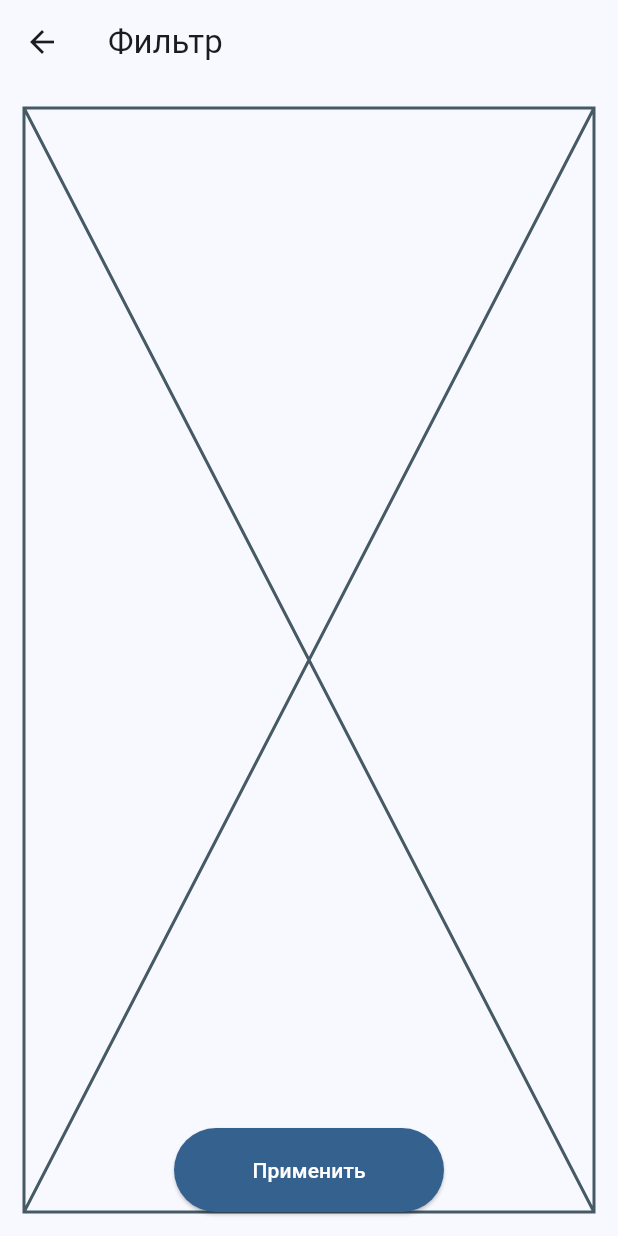
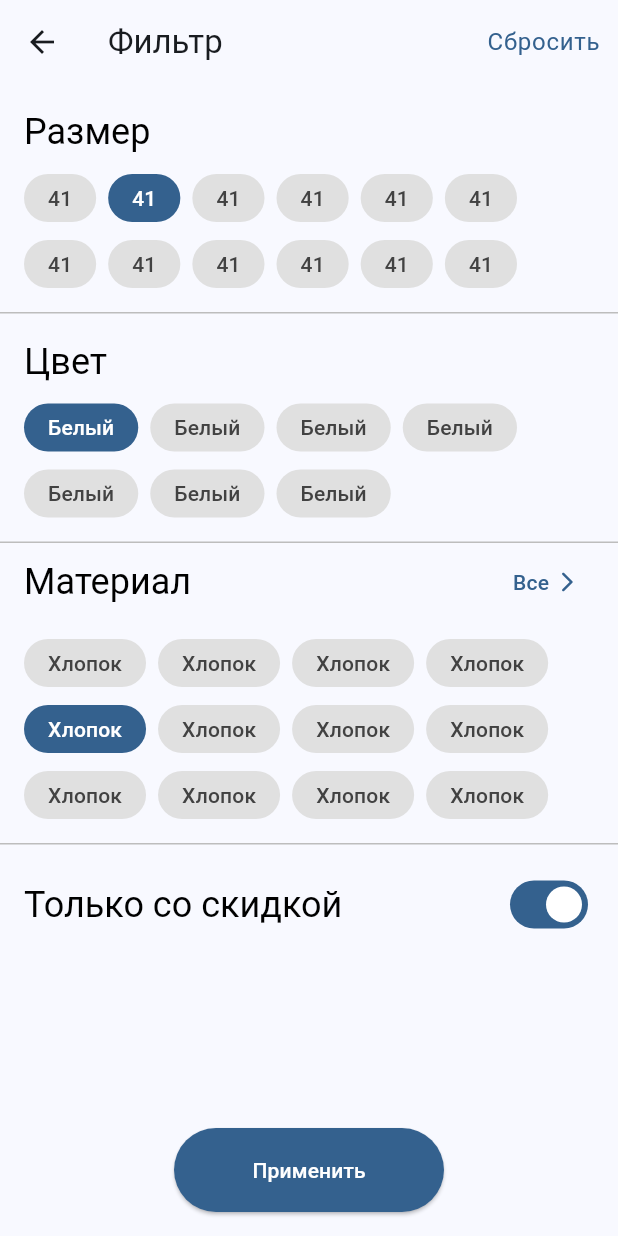
Before and after one commit to shizopudge/pretty-example, a Flutter app: the screen it shows after launch, after a tap on the "filter alt" icon, on a phone screen of 412 x 824 dp. Run offline on Flutter 3.47's test engine with Material 3 defaults, Android fonts, the light colour scheme and no system bars.

Commit message:
second commit

```diff
--- a/lib/features/catalog/presentation/pages/filter_page.dart
+++ b/lib/features/catalog/presentation/pages/filter_page.dart
@@ -18,8 +18,14 @@ class FilterPage extends StatelessWidget {
           scrolledUnderElevation: 8.0,
           shadowColor: Colors.black.withOpacity(.3),
           surfaceTintColor: Colors.transparent,
+          actions: [
+            FilterResetButton(onTap: _resetFilter),
+          ],
         ),
-        body: const FilterBody(),
+        body: FilterBody(
+          onAllMaterialsTap: _onAllMaterialsTap,
+          onOnlyWithDiscountChanged: _onOnlyWithDiscountChanged,
+        ),
         floatingActionButton: FilterApplyButton(
           onTap: () => _applyFilter(context),
         ),
@@ -28,4 +34,18 @@ class FilterPage extends StatelessWidget {
 
   /// Применяет фильтр
   void _applyFilter(BuildContext context) => Navigator.of(context).pop();
+
+  /// Сбрасывает фильтр
+  Future<void> _resetFilter() => Future<void>.value();
+
+  /// {@template on_all_materials_tap}
+  /// Обработчик нажатия н кнопку "Все" в секции "Материал"
+  /// {@endtemplate}
+  Future<void> _onAllMaterialsTap() => Future<void>.value();
+
+  /// {@template on_only_with_discount_changed}
+  /// Обрбаотчик на смену значения свитча "Только со скидкой"
+  /// {@endtemplate}
+  Future<void> _onOnlyWithDiscountChanged(bool isOnlyWithDiscount) =>
+      Future<void>.value();
 }
--- a/lib/features/catalog/presentation/widgets/filter_body.dart
+++ b/lib/features/catalog/presentation/widgets/filter_body.dart
@@ -1,12 +1,21 @@
 import 'package:flutter/material.dart';
+import 'package:pretty_example/features/catalog/presentation/widgets/widgets.dart';
 
 /// {@template filter_body}
 /// Тело экрана "Фильтр"
 /// {@endtemplate}
 @immutable
 class FilterBody extends StatelessWidget {
+  /// {@macro on_all_materials_tap}
+  final VoidCallback onAllMaterialsTap;
+
+  /// {@macro on_only_with_discount_changed}
+  final ValueChanged<bool> onOnlyWithDiscountChanged;
+
   /// {@macro filter_body}
   const FilterBody({
+    required this.onAllMaterialsTap,
+    required this.onOnlyWithDiscountChanged,
     Key? key,
   }) : super(key: key);
 
@@ -15,11 +24,62 @@ class FilterBody extends StatelessWidget {
         physics: const ClampingScrollPhysics(),
         slivers: [
           // Тело экрана
-          const SliverFillRemaining(
-            hasScrollBody: false,
+          SliverToBoxAdapter(
             child: Padding(
-              padding: EdgeInsets.all(16),
-              child: Placeholder(),
+              padding: const EdgeInsets.symmetric(vertical: 16),
+              child: Column(
+                crossAxisAlignment: CrossAxisAlignment.start,
+                children: [
+                  // Размер
+                  FilterSection(
+                    title: 'Размер',
+                    child: FilterWrap(
+                      itemCount: 12,
+                      itemBuilder: (context, index) => FilterCard(
+                        text: '41',
+                        isSelected: index == 1,
+                      ),
+                    ),
+                  ),
+
+                  // Разделитель
+                  const FilterDivider(
+                      padding: EdgeInsets.symmetric(vertical: 16)),
+
+                  // Цвет
+                  FilterSection(
+                    title: 'Цвет',
+                    child: FilterWrap(
+                      itemCount: 7,
+                      itemBuilder: (context, index) =>
+                          FilterCard(text: 'Белый', isSelected: index == 0),
+                    ),
+                  ),
+                  // Разделитель
+                  const FilterDivider(padding: EdgeInsets.only(top: 16)),
+
+                  // Материал
+                  FilterSection(
+                    title: 'Материал',
+                    onAllTap: () {},
+                    child: FilterWrap(
+                      itemCount: 12,
+                      itemBuilder: (context, index) => FilterCard(
+                        text: 'Хлопок',
+                        isSelected: index == 4,
+                      ),
+                    ),
+                  ),
+
+                  // Разделитель
+                  const FilterDivider(
+                      padding: EdgeInsets.symmetric(vertical: 16)),
+
+                  // Только со скидкой
+                  FilterOnlyWithDiscountSwitch(
+                      onChanged: onOnlyWithDiscountChanged, isEnabled: true),
+                ],
+              ),
             ),
           ),
 
--- /dev/null
+++ b/lib/features/catalog/presentation/widgets/filter_card.dart
@@ -0,0 +1,116 @@
+import 'package:flutter/material.dart';
+
+/// {@template filter_card}
+/// Карточка фильтра
+/// {@endtemplate}
+@immutable
+class FilterCard extends StatefulWidget {
+  /// Текст
+  final String text;
+
+  /// Если true, то карточка строится как выбранная
+  final bool isSelected;
+
+  /// {@macro filter_card}
+  const FilterCard({
+    required this.text,
+    required this.isSelected,
+    Key? key,
+  }) : super(key: key);
+
+  @override
+  State<FilterCard> createState() => _FilterCardState();
+}
+
+class _FilterCardState extends State<FilterCard>
+    with SingleTickerProviderStateMixin {
+  /// {@template animation_controller}
+  /// Контроллер анимации
+  /// {@endtemplate}
+  late final AnimationController _animationController;
+
+  /// {@template decoration_animation}
+  /// Анимация докерации
+  /// {@endtemplate}
+  late Animation<Decoration> _decorationAnimation;
+
+  /// {@template text_color_animation}
+  /// Анимация цвета текста
+  /// {@endtemplate}
+  late final Animation<Color?> _textColorAnimation;
+
+  @override
+  void initState() {
+    super.initState();
+    _animationController = AnimationController(
+      vsync: this,
+      value: widget.isSelected ? 1.0 : 0.0,
+      duration: Durations.short3,
+    );
+    _textColorAnimation =
+        ColorTween(begin: Colors.grey.shade800, end: Colors.white)
+            .animate(_animationController);
+  }
+
+  @override
+  void didChangeDependencies() {
+    super.didChangeDependencies();
+    _decorationAnimation = DecorationTween(
+      begin: _unselectedDecoration,
+      end: _selectedDecoration(context),
+    ).animate(_animationController);
+  }
+
+  @override
+  void didUpdateWidget(covariant FilterCard oldWidget) {
+    super.didUpdateWidget(oldWidget);
+    _animate(oldWidget);
+  }
+
+  @override
+  void dispose() {
+    _animationController.dispose();
+    super.dispose();
+  }
+
+  @override
+  Widget build(BuildContext context) => DecoratedBoxTransition(
+        decoration: _decorationAnimation,
+        child: Padding(
+          padding: const EdgeInsets.symmetric(vertical: 6, horizontal: 16),
+          child: AnimatedBuilder(
+            animation: _textColorAnimation,
+            builder: (context, child) => Text(
+              widget.text,
+              style: Theme.of(context)
+                  .textTheme
+                  .labelLarge
+                  ?.copyWith(color: _textColorAnimation.value),
+            ),
+          ),
+        ),
+      );
+
+  /// Декорация выбранной карточки
+  Decoration _selectedDecoration(BuildContext context) => BoxDecoration(
+        color: Theme.of(context).primaryColor,
+        borderRadius: BorderRadius.circular(24),
+      );
+
+  /// Декорация не выбранной карточки
+  Decoration get _unselectedDecoration => BoxDecoration(
+        color: Colors.grey.shade300,
+        borderRadius: BorderRadius.circular(24),
+      );
+
+  /// Анимирует виджет, если поле widget.isSelected изменилось
+  void _animate(covariant FilterCard oldWidget) {
+    final isSelectionChanged = oldWidget.isSelected != widget.isSelected;
+    if (!isSelectionChanged) return;
+    if (widget.isSelected) {
+      _animationController.forward();
+    } else {
+      _animationController.reverse();
+    }
+  }
+}
--- /dev/null
+++ b/lib/features/catalog/presentation/widgets/filter_divider.dart
@@ -0,0 +1,25 @@
+import 'package:flutter/material.dart';
+
+/// {@template filter_divider}
+/// Разделитель на экране "Фильтр"
+/// {@endtemplate}
+@immutable
+class FilterDivider extends StatelessWidget {
+  /// Отступы
+  final EdgeInsets padding;
+
+  /// {@macro filter_divider}
+  const FilterDivider({
+    required this.padding,
+    Key? key,
+  }) : super(key: key);
+
+  @override
+  Widget build(BuildContext context) => Padding(
+        padding: padding,
+        child: Divider(
+          height: 1,
+          color: Colors.grey.shade400,
+        ),
+      );
+}
--- /dev/null
+++ b/lib/features/catalog/presentation/widgets/filter_only_with_discount_switch.dart
@@ -0,0 +1,43 @@
+import 'package:flutter/material.dart';
+
+/// {@template filter_only_with_discount_switch}
+/// Переключатель "Только со скидкой" на экране "Фильтр"
+/// {@endtemplate}
+@immutable
+class FilterOnlyWithDiscountSwitch extends StatelessWidget {
+  /// {@macro on_only_with_discount_changed}
+  final ValueChanged<bool> onChanged;
+
+  /// Если true, то switch включен
+  final bool isEnabled;
+
+  /// {@macro filter_only_with_discount_switch}
+  const FilterOnlyWithDiscountSwitch({
+    required this.onChanged,
+    required this.isEnabled,
+    Key? key,
+  }) : super(key: key);
+
+  @override
+  Widget build(BuildContext context) => Padding(
+        padding: const EdgeInsets.symmetric(horizontal: 16),
+        child: Row(
+          children: [
+            Expanded(
+              child: Text(
+                'Только со скидкой',
+                style: Theme.of(context)
+                    .textTheme
+                    .headlineSmall
+                    ?.copyWith(color: Colors.black),
+              ),
+            ),
+            const SizedBox(width: 12),
+            Switch.adaptive(
+              value: isEnabled,
+              onChanged: onChanged,
+            ),
+          ],
+        ),
+      );
+}
--- /dev/null
+++ b/lib/features/catalog/presentation/widgets/filter_reset_button.dart
@@ -0,0 +1,30 @@
+import 'package:flutter/material.dart';
+
+/// {@template filter_reset_button}
+/// Кнопка "Сбросить" на экране "Фильтр"
+/// {@endtemplate}
+@immutable
+class FilterResetButton extends StatelessWidget {
+  /// Обработчик нажатия
+  final VoidCallback onTap;
+
+  /// {@macro filter_reset_button}
+  const FilterResetButton({
+    required this.onTap,
+    Key? key,
+  }) : super(key: key);
+
+  @override
+  Widget build(BuildContext context) => TextButton(
+        onPressed: onTap,
+        child: Text(
+          'Сбросить',
+          maxLines: 1,
+          overflow: TextOverflow.ellipsis,
+          style: Theme.of(context)
+              .textTheme
+              .bodyLarge
+              ?.copyWith(color: Theme.of(context).primaryColor),
+        ),
+      );
+}
--- /dev/null
+++ b/lib/features/catalog/presentation/widgets/filter_section.dart
@@ -0,0 +1,112 @@
+import 'package:flutter/material.dart';
+
+/// {@template filter_section}
+/// Секция фильтра
+/// {@endtemplate}
+@immutable
+class FilterSection extends StatelessWidget {
+  /// Заголовок
+  final String title;
+
+  /// Дочерний виджет
+  final Widget child;
+
+  /// Обработчик нажатия на кнпоку "Все"
+  final VoidCallback? onAllTap;
+
+  /// {@macro filter_section}
+  const FilterSection({
+    required this.title,
+    required this.child,
+    this.onAllTap,
+    Key? key,
+  }) : super(key: key);
+
+  @override
+  Widget build(BuildContext context) {
+    // Заголовок
+    final title = Text(
+      this.title,
+      style: Theme.of(context)
+          .textTheme
+          .headlineSmall
+          ?.copyWith(color: Colors.black),
+    );
+
+    // Обработчик нажатия на кнопку "Все"
+    final onAllTap = this.onAllTap;
+
+    return Padding(
+      padding: const EdgeInsets.symmetric(horizontal: 16),
+      child: Column(
+        crossAxisAlignment: CrossAxisAlignment.start,
+        children: [
+          // Если onAllTap передан, тогда строиться строка с заголовком и
+          // кнопкой "Все", иначе строиться просто заголовок
+          if (onAllTap != null) ...[
+            Row(
+              mainAxisAlignment: MainAxisAlignment.spaceBetween,
+              children: [
+                Flexible(child: title),
+                _AllButton(onTap: onAllTap),
+              ],
+            ),
+          ] else ...[
+            title
+          ],
+          Padding(
+            padding: const EdgeInsets.only(top: 12),
+            child: child,
+          ),
+        ],
+      ),
+    );
+  }
+}
+
+/// {@template all_button}
+/// Кнопка "Все"
+/// {@endtemplate}
+@immutable
+class _AllButton extends StatelessWidget {
+  /// Обработчик нажатия
+  final VoidCallback onTap;
+
+  /// {@macro all_button}
+  const _AllButton({
+    required this.onTap,
+    Key? key,
+  }) : super(key: key);
+
+  @override
+  Widget build(BuildContext context) => ElevatedButton(
+        onPressed: onTap,
+        style: ElevatedButton.styleFrom(
+          elevation: 0,
+          padding: EdgeInsets.zero,
+          shape: const CircleBorder(),
+          backgroundColor: Colors.transparent,
+          foregroundColor: Colors.grey,
+          surfaceTintColor: Colors.transparent,
+          shadowColor: Colors.transparent,
+          fixedSize: const Size.fromHeight(52),
+        ),
+        child: Row(
+          children: [
+            Text(
+              'Все',
+              style: Theme.of(context)
+                  .textTheme
+                  .titleSmall
+                  ?.copyWith(color: Theme.of(context).primaryColor),
+            ),
+            const SizedBox(width: 4),
+            Icon(
+              Icons.arrow_forward_ios_rounded,
+              size: 16,
+              color: Theme.of(context).primaryColor,
+            ),
+          ],
+        ),
+      );
+}
--- /dev/null
+++ b/lib/features/catalog/presentation/widgets/filter_wrap.dart
@@ -0,0 +1,30 @@
+import 'package:flutter/material.dart';
+
+/// {@template filter_wrap}
+/// Wrap на экране "Фильтр"
+/// {@endtemplate}
+@immutable
+class FilterWrap extends StatelessWidget {
+  /// Количество элементов
+  final int itemCount;
+
+  /// Конструктор
+  final IndexedWidgetBuilder itemBuilder;
+
+  /// {@macro filter_wrap}
+  const FilterWrap({
+    required this.itemCount,
+    required this.itemBuilder,
+    Key? key,
+  }) : super(key: key);
+
+  @override
+  Widget build(BuildContext context) => Wrap(
+        spacing: 8,
+        runSpacing: 12,
+        children: List.generate(
+          itemCount,
+          (index) => itemBuilder.call(context, index),
+        ),
+      );
+}
--- a/lib/features/catalog/presentation/widgets/widgets.dart
+++ b/lib/features/catalog/presentation/widgets/widgets.dart
@@ -5,4 +5,10 @@ export 'catalog_tabs_wrapper.dart';
 export 'filter_apply_button.dart';
 export 'filter_body.dart';
 export 'filter_button.dart';
+export 'filter_card.dart';
+export 'filter_divider.dart';
+export 'filter_only_with_discount_switch.dart';
+export 'filter_reset_button.dart';
+export 'filter_section.dart';
+export 'filter_wrap.dart';
 export 'search_field.dart';
```
